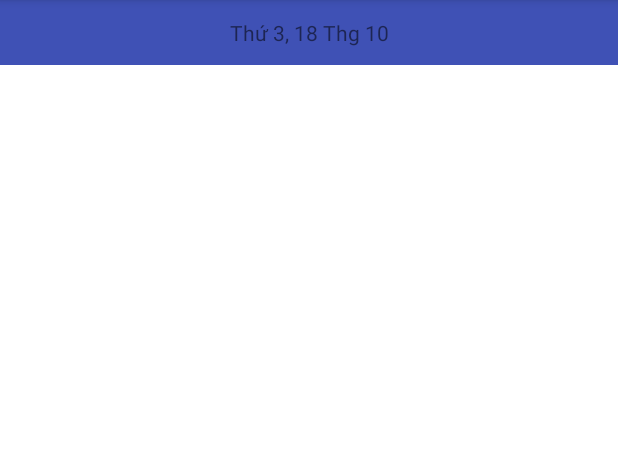
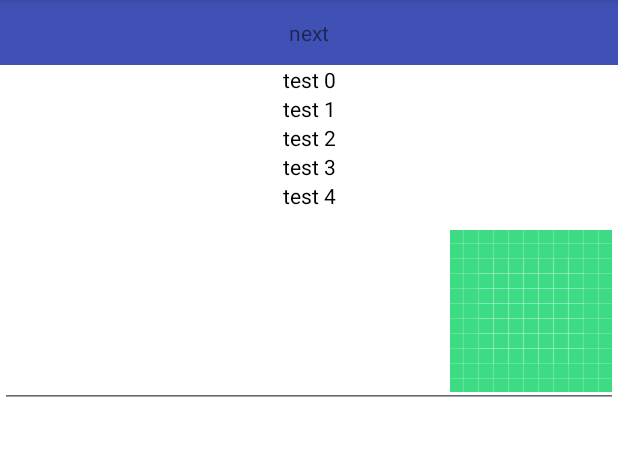
Before and after one commit to Dinhvietanhk5/NSCustomUtils, an Android app: the screen it shows after launch (MainActivity), on a phone screen of 412 x 824 dp, the part 84-540 px from its top. Run offline under Robolectric (Android 15) with nearby library versions, the phone set to English and light mode, and no system bars; libraries missing offline, so code that uses them is left out: com.trello.rxlifecycle.

Commit message:
add clipPadding NSRecyclerview.kt

```diff
--- a/app/src/main/res/layout/activity_main.xml
+++ b/app/src/main/res/layout/activity_main.xml
@@ -13,8 +13,8 @@
         android:id="@+id/btnNext"
         android:layout_width="match_parent"
         android:layout_height="wrap_content"
+        android:background="@color/colorPrimary"
         android:gravity="center"
-            android:background="@color/colorPrimary"
         android:paddingVertical="12dp"
         android:text="next" />
 
@@ -30,19 +30,27 @@
     <!--        app:inputType="phone" />-->
 
 
-    <FrameLayout
-        android:id="@+id/container"
-        android:layout_width="match_parent"
-        android:layout_height="match_parent"  />
+    <!--    <FrameLayout-->
+    <!--        android:id="@+id/container"-->
+    <!--        android:layout_width="match_parent"-->
+    <!--        android:layout_height="match_parent"  />-->
 
     <!--    &lt;!&ndash;    <com.newsoft.nscustom.view.datepicker.NsDateView&ndash;&gt;-->
     <!--    &lt;!&ndash;        android:layout_width="wrap_content"&ndash;&gt;-->
     <!--    &lt;!&ndash;        android:layout_height="wrap_content" />&ndash;&gt;-->
 
-<!--    <androidx.recyclerview.widget.RecyclerView-->
-<!--        android:id="@+id/rvList"-->
-<!--        android:layout_width="match_parent"-->
-<!--        android:layout_height="wrap_content" />-->
+    <com.newsoft.nscustom.view.recyclerview.NSRecyclerview
+        android:id="@+id/rvList"
+        android:layout_width="match_parent"
+        android:layout_height="100dp"
+        app:clipToPaddingRecyclerview="false"
+        app:paddingBottomRecyclerview="100dp" />
+
+    <EditText
+        android:id="@+id/edt"
+        android:layout_width="match_parent"
+        android:drawableEnd="@drawable/ic_launcher_background"
+        android:layout_height="wrap_content"/>
 
 
     <!--    <include-->
--- a/nscustom/src/main/java/com/newsoft/nscustom/view/recyclerview/NSRecyclerview.kt
+++ b/nscustom/src/main/java/com/newsoft/nscustom/view/recyclerview/NSRecyclerview.kt
@@ -64,11 +64,21 @@ class NSRecyclerview : LinearLayout {
             val idImage = typedArray.getDrawable(R.styleable.NSRecyclerview_imageEmpty)
             val textEmpty = typedArray.getString(R.styleable.NSRecyclerview_textEmpty)
 
+            val paddingTop = typedArray.getDimension(R.styleable.NSRecyclerview_paddingTopRecyclerview,0f).toInt()
+            val paddingBottom = typedArray.getDimension(R.styleable.NSRecyclerview_paddingBottomRecyclerview,0f).toInt()
+            val paddingStart = typedArray.getDimension(R.styleable.NSRecyclerview_paddingStartRecyclerview,0f).toInt()
+            val paddingEnd = typedArray.getDimension(R.styleable.NSRecyclerview_paddingEndRecyclerview,0f).toInt()
+            val clipToPadding = typedArray.getBoolean(R.styleable.NSRecyclerview_clipToPaddingRecyclerview,true)
+
+            recyclerView!!.clipToPadding = clipToPadding
+            recyclerView!!.setPadding(paddingStart, paddingTop, paddingEnd, paddingBottom)
+
             if (idImage != null || textEmpty != null) {
                 viewEmpty!!.visibility = View.VISIBLE
                 imageEmpty?.setImageDrawable(idImage)
                 tvContentEmpty?.text = textEmpty
             }
+
             addView(viewRecyclerview)
 
         } catch (e: Exception) {
--- /dev/null
+++ b/nscustom/src/main/res/layout/view_nsedt.xml
@@ -0,0 +1,6 @@
+<?xml version="1.0" encoding="utf-8"?>
+<androidx.constraintlayout.widget.ConstraintLayout xmlns:android="http://schemas.android.com/apk/res/android"
+    android:layout_width="match_parent"
+    android:layout_height="match_parent">
+
+</androidx.constraintlayout.widget.ConstraintLayout>
--- a/nscustom/src/main/res/layout/view_recyclerview_utils.xml
+++ b/nscustom/src/main/res/layout/view_recyclerview_utils.xml
@@ -18,6 +18,7 @@
             android:layout_height="wrap_content" />
 
     </androidx.swiperefreshlayout.widget.SwipeRefreshLayout>
+
 
     <LinearLayout
         android:id="@+id/viewEmpty"
--- a/nscustom/src/main/res/values/attr.xml
+++ b/nscustom/src/main/res/values/attr.xml
@@ -76,6 +76,11 @@
     <declare-styleable name="NSRecyclerview">
         <attr name="imageEmpty" format="reference|color" />
         <attr name="textEmpty" format="string" />
+        <attr name="paddingTopRecyclerview" format="dimension" />
+        <attr name="paddingBottomRecyclerview" format="dimension" />
+        <attr name="paddingStartRecyclerview" format="dimension" />
+        <attr name="paddingEndRecyclerview" format="dimension" />
+        <attr name="clipToPaddingRecyclerview" format="boolean"/>
     </declare-styleable>
 
 </resources>
```
Also changed, not shown: app/src/main/java/com/newsoft/nscustomutils/BaseActivity.kt (+8 -8 lines), app/src/main/java/com/newsoft/nscustomutils/MainActivity.kt (+79 -11 lines), nscustom/src/main/java/com/newsoft/nscustom/view/edittext/NSEdittext.kt (+10 -26 lines). Lines whose indentation alone changed are shown as unchanged.
